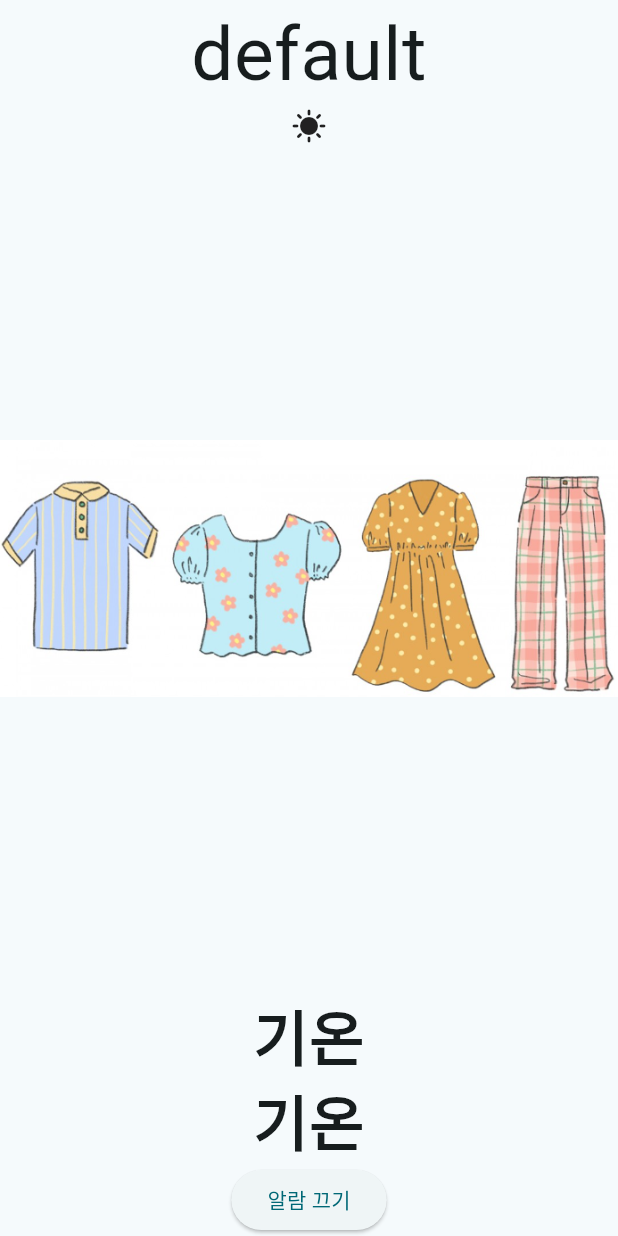
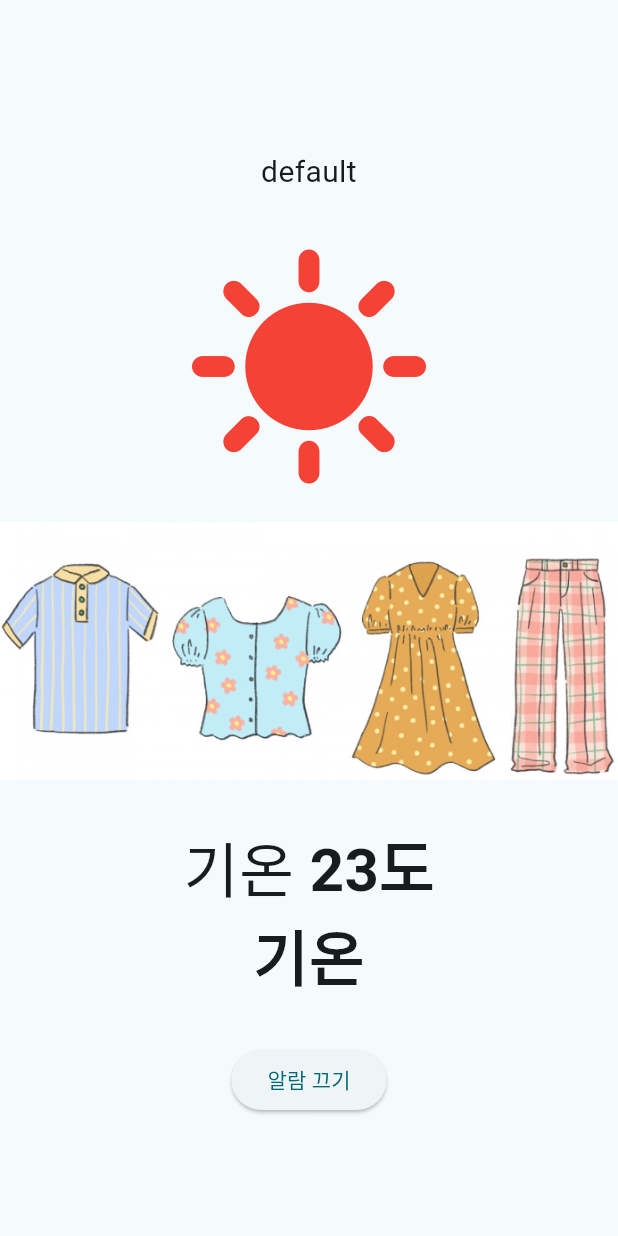
Before and after one commit to KimYe-Ji/WeatherToWear, a Flutter app: the AlarmInfo screen opened directly, on a phone screen of 412 x 824 dp. Run offline on Flutter 3.47's test engine with Material 2 defaults, Android fonts, the phone set to English and light mode, and no system bars; our stand-ins replace flutter_tts, geolocator; missing offline and left inert: alarm.

Commit message:
update info_alarm.dart

```diff
--- a/lib/screens/info_alarm.dart
+++ b/lib/screens/info_alarm.dart
@@ -19,24 +19,60 @@ class AlarmInfo extends StatelessWidget {
       body: Column(
         mainAxisAlignment: MainAxisAlignment.start,
         children: [
+          Container(
+            height: 100,
+          ),
           Text( //현위치 정보
             currentLocation.address,
             textAlign: TextAlign.center,
             style: TextStyle(
-              fontSize: 50,
+              fontSize: 20,
               //fontWeight: FontWeight.bold,
             ),
           ),
+          Container(
+            height: 30,
+          ),
           Icon( //날씨에 따른 아이콘 정보 *switch case 구현 필요
             Icons.sunny,
+            size: 170,
+            color: Colors.red,
+          ),
+          Container(
+            height: 10,
           ),
           Expanded( //옷차림 정보
             child: Image(
               image : AssetImage('assets/image/cloth_example.png'),
             ),
           ),
+          Container(
+            height: 20,
+          ),
           Row( //기온
-            mainAxisAlignment: MainAxisAlignment.spaceEvenly,
+            mainAxisAlignment: MainAxisAlignment.center,
+            children: [
+              Text(
+                "기온",
+                style: TextStyle(
+                  fontSize: 40,
+                  //fontWeight: FontWeight.bold
+                  ),
+              ),
+              Container(
+              width: 10,
+              ),
+              Text(
+                "23도", //currentLocation.tempList[0],
+                style: TextStyle(
+                  fontSize: 40,
+                  fontWeight: FontWeight.bold
+                  ),
+              ),
+            ],
+          ),
+          Row( //강수확률(pop), 습도(reh), 최저기온(tmn), 최고기온(tmx) 추가 필요
+            mainAxisAlignment: MainAxisAlignment.center,
             children: [
               Text(
                 "기온",
@@ -47,23 +83,20 @@ class AlarmInfo extends StatelessWidget {
               ),
             ],
           ),
-          Row( //강수확률(pop), 습도(reh), 최저기온(tmn), 최고기온(tmx) 추가 필요
-            mainAxisAlignment: MainAxisAlignment.spaceEvenly,
-            children: [
-              Text(
-                "기온",
-                style: TextStyle(
-                  fontSize: 40,
-                  fontWeight: FontWeight.bold
-                  ),
-              ),
-            ],
+          Container(
+            height: 30,
           ),
-          ElevatedButton( //알람 TTS 끄고 메인화면으로 이동 필요
+          ElevatedButton( //알람 TTS 끄고 메인화면으로 이동
             onPressed: () {
-              print("Turn off");
+              Navigator.push(
+              context,
+              MaterialPageRoute(builder: (context) => MyApp()),
+            );
             },
             child: Text('알람 끄기'),
+          ),
+          Container(
+            height: 80,
           ),
           /*TextField(
             controller: controller,
```
